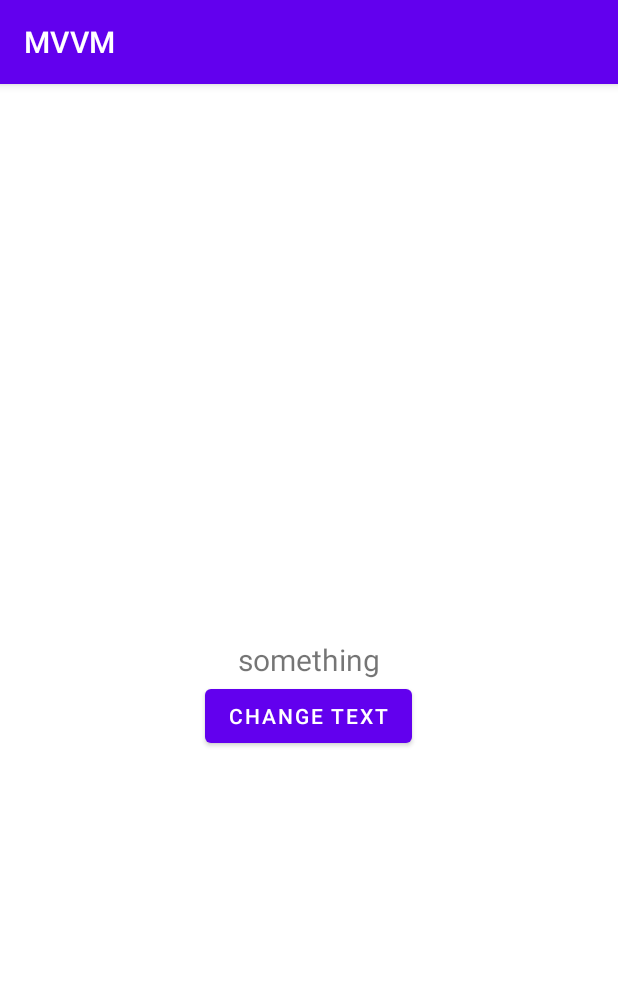
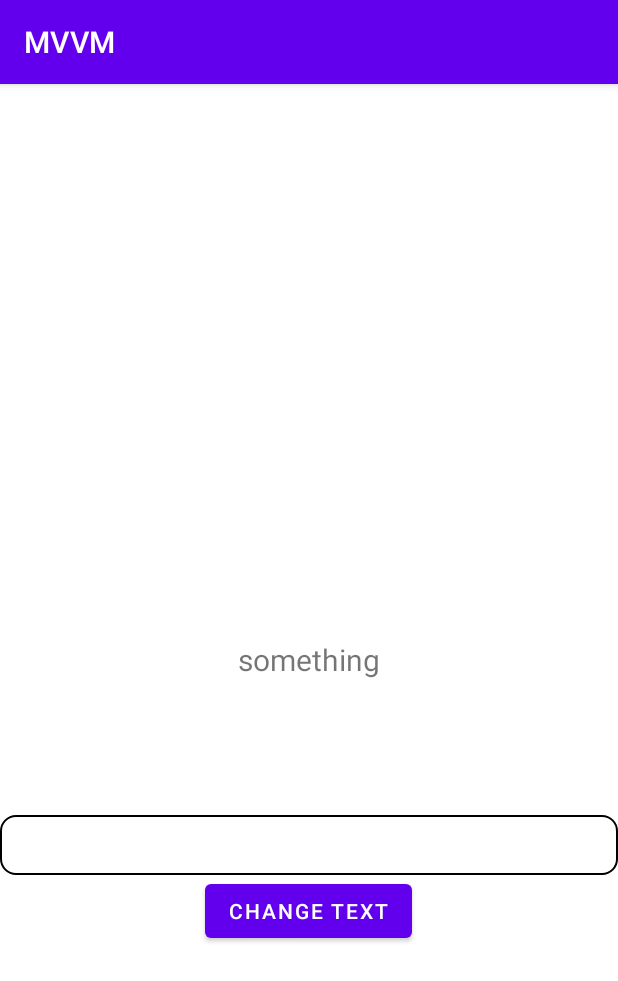
Before and after one commit to Elnazkz/MVVM, an Android app: the MyPage screen opened directly, with no data from a screen before it, on a phone screen of 412 x 824 dp. Shown: the top 981 px of the screen. Run offline under Robolectric (Android 15) with nearby library versions, the phone set to English and light mode, and no system bars; 2 statements that could not run were skipped.

Commit message:
added repo, dao, database and model for this database

```diff
--- a/app/src/main/java/com/example/mvvm/views/activity/MyPage.java
+++ b/app/src/main/java/com/example/mvvm/views/activity/MyPage.java
@@ -1,9 +1,8 @@
 package com.example.mvvm.views.activity;
 
-import androidx.annotation.NonNull;
 import androidx.appcompat.app.AppCompatActivity;
+import androidx.lifecycle.LiveData;
 import androidx.lifecycle.Observer;
-import androidx.lifecycle.ViewModel;
 import androidx.lifecycle.ViewModelProvider;
 
 import android.os.Bundle;
@@ -12,33 +11,40 @@ import android.widget.Button;
 import android.widget.TextView;
 
 import com.example.mvvm.R;
-import com.example.mvvm.model.Text;
+import com.example.mvvm.textdata.Text;
+import com.example.mvvm.textdata.TextRepository;
 import com.example.mvvm.viewmodels.MyPageViewModel;
 
 public class MyPage extends AppCompatActivity {
-
+    private int num;
+    private Text text;
     @Override
     protected void onCreate(Bundle savedInstanceState) {
         super.onCreate(savedInstanceState);
         setContentView(R.layout.activity_my_page);
         TextView textView = findViewById(R.id.text_view);
 
-         MyPageViewModel myPageViewModel = new ViewModelProvider.AndroidViewModelFactory(getApplication()).create(MyPageViewModel.class);
-
-        myPageViewModel.getMyTextLiveData().observe(this, new Observer<Text>() {
+        MyPageViewModel myPageViewModel = new ViewModelProvider.AndroidViewModelFactory(getApplication()).create(MyPageViewModel.class);
+        myPageViewModel.getTextById(text.getTextId()).observe(this, new Observer<Text>() {
             @Override
             public void onChanged(Text text) {
                 textView.setText(text.getContent());
             }
         });
 
-//        Button btn = findViewById(R.id.changeTextButn);
-//        btn.setOnClickListener(new View.OnClickListener() {
-//            @Override
-//            public void onClick(View v) {
-//                myPageViewModel.getMyTextLiveData().setValue(new Text("content changed"));
-//            }
-//        });
+        Button btn = findViewById(R.id.changeTextButn);
+        btn.setOnClickListener(new View.OnClickListener() {
+            @Override
+            public void onClick(View v) {
+                String content = textView.getText().toString();
+                text.setContent(content);
+                myPageViewModel.insertText(text);
+            }
+        });
+
+
+
+
 
     }
 }
--- /dev/null
+++ b/app/src/main/res/drawable/edit_text.xml
@@ -0,0 +1,9 @@
+<?xml version="1.0" encoding="utf-8"?>
+<selector xmlns:android="http://schemas.android.com/apk/res/android">
+    <item>
+        <shape android:shape="rectangle">
+            <stroke android:width="1dp" android:color="@color/black"/>
+            <corners android:radius="10dp"/>
+        </shape>
+    </item>
+</selector>
--- a/app/src/main/res/layout/activity_my_page.xml
+++ b/app/src/main/res/layout/activity_my_page.xml
@@ -15,12 +15,23 @@
         android:textSize="20sp"
         />
 
+    <EditText
+        android:id="@+id/edit_text"
+        android:layout_width="match_parent"
+        android:layout_height="40dp"
+        android:layout_below="@+id/text_view"
+        android:layout_marginTop="90dp"
+        android:background="@drawable/edit_text"
+        android:inputType="text"
+        />
+
+
     <Button
         android:id="@+id/changeTextButn"
         android:layout_width="wrap_content"
         android:layout_height="wrap_content"
         android:layout_centerInParent="true"
-        android:layout_below="@+id/text_view"
+        android:layout_below="@+id/edit_text"
         android:text="Change text" />
 
 </RelativeLayout>
```
Also changed, not shown: app/build.gradle (+42 -1 lines), app/src/main/java/com/example/mvvm/model/Text.java (deleted, +0 -16 lines), app/src/main/java/com/example/mvvm/textdata/Text.java (added, +38 -0 lines), app/src/main/java/com/example/mvvm/textdata/TextDao.java (added, +27 -0 lines), app/src/main/java/com/example/mvvm/textdata/TextDatabase.java (added, +30 -0 lines), app/src/main/java/com/example/mvvm/textdata/TextRepository.java (added, +35 -0 lines), app/src/main/java/com/example/mvvm/viewmodels/MyPageViewModel.java (+23 -2 lines).
